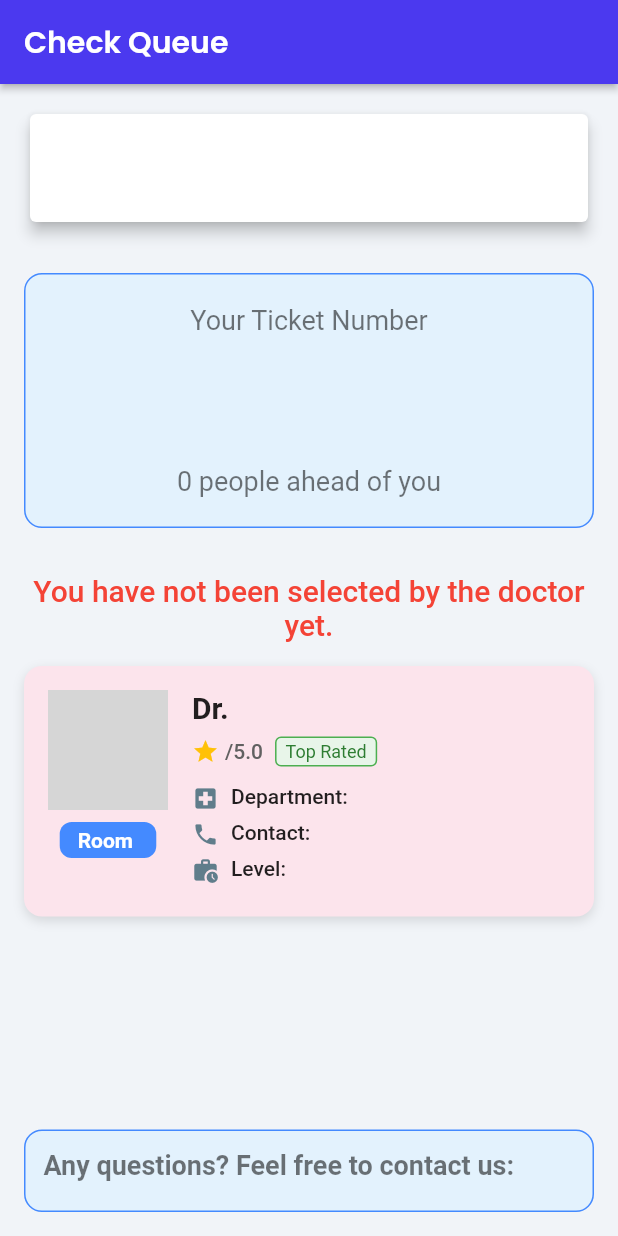
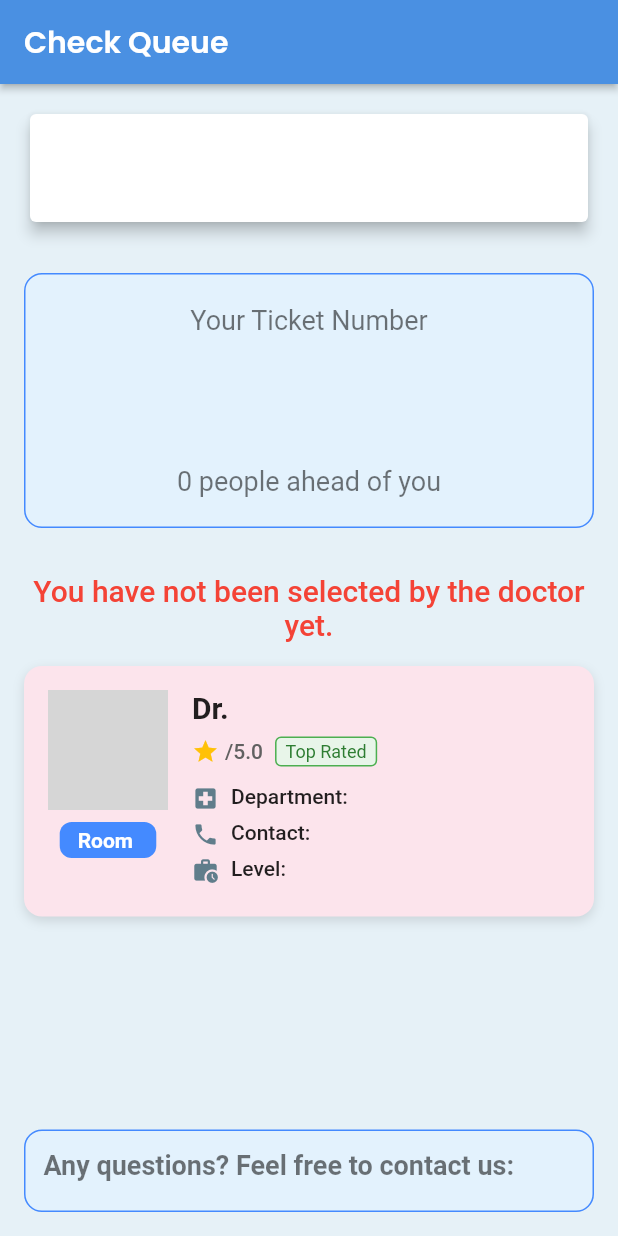
Before and after one commit to NickKhaw/mae-mediq-assignment, a Flutter app: the CheckQueueWidget screen opened by its route, on a phone screen of 412 x 824 dp. Run offline on Flutter 3.47's test engine with Material 3 defaults, Android fonts, the phone set to English and light mode, and no system bars; our stand-ins replace auto_size_text, cached_network_image, cloud_firestore, dropdown_button2, firebase_auth, firebase_core and 15 more; missing offline and left inert: json_path; accounts and stored records are empty; network calls fail; key blocks and very long unbroken strings in the code were emptied for the run; grey boxes are pictures that could not be loaded.

Commit message:
fix patient colour

```diff
--- a/lib/patient/check_queue/check_queue_widget.dart
+++ b/lib/patient/check_queue/check_queue_widget.dart
@@ -195,9 +195,9 @@ class _CheckQueueWidgetState extends State<CheckQueueWidget> {
 Widget build(BuildContext context) {
   return Scaffold(
     key: scaffoldKey,
-    backgroundColor: FlutterFlowTheme.of(context).primaryBackground,
+    backgroundColor: Color(0xFFE6F1F7),
     appBar: AppBar(
-      backgroundColor: FlutterFlowTheme.of(context).primary,
+      backgroundColor: Color(0xFF4A90E2),
       automaticallyImplyLeading: true,
       title: Text(
         'Check Queue',
```
